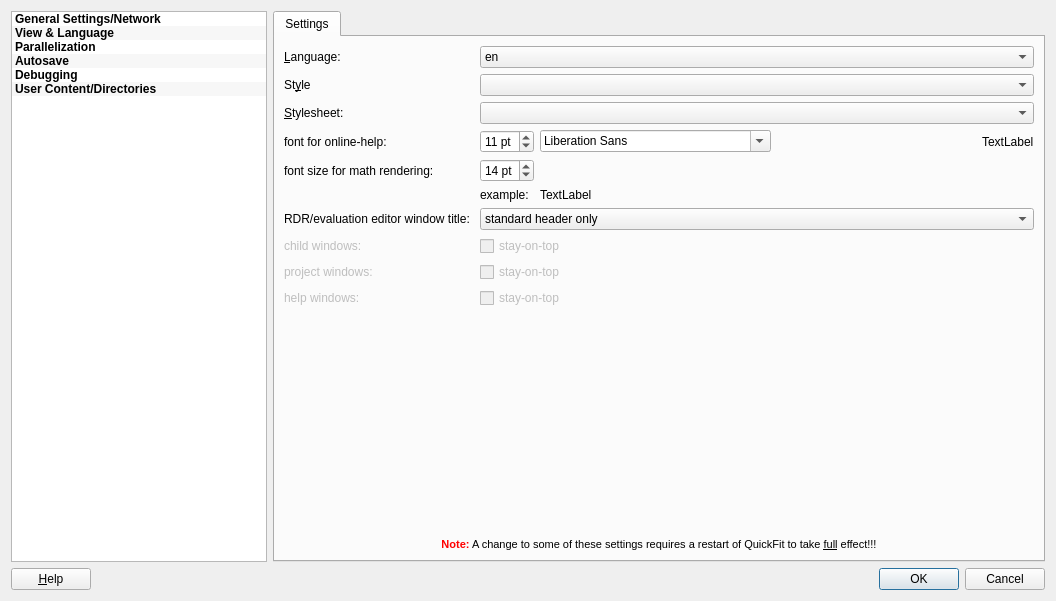
Old version of the form application/optionsdialog.ui in the repository jkriege2/QuickFit3.
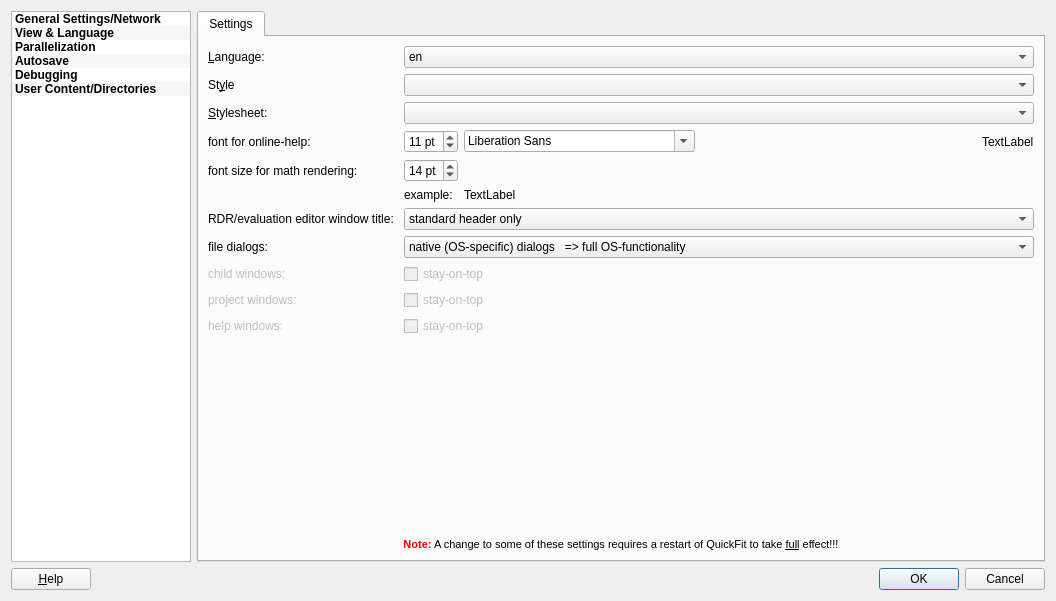
New version of the form. The open tabs and pages were chosen to show the change. Icons and pictures are not drawn. Custom widgets are drawn as their Qt base class.

```diff
--- a/application/optionsdialog.ui
+++ b/application/optionsdialog.ui
@@ -348,7 +348,7 @@
            <item row="2" column="1">
             <widget class="QComboBox" name="cmbStyle"/>
            </item>
-           <item row="9" column="1">
+           <item row="10" column="1">
             <widget class="QCheckBox" name="chkChildWindowsStayOnTop">
              <property name="enabled">
               <bool>false</bool>
@@ -365,7 +365,7 @@
              </property>
             </widget>
            </item>
-           <item row="9" column="0">
+           <item row="10" column="0">
             <widget class="QLabel" name="label_9">
              <property name="enabled">
               <bool>false</bool>
@@ -378,7 +378,7 @@
              </property>
             </widget>
            </item>
-           <item row="10" column="0">
+           <item row="11" column="0">
             <widget class="QLabel" name="label_10">
              <property name="enabled">
               <bool>false</bool>
@@ -391,7 +391,7 @@
              </property>
             </widget>
            </item>
-           <item row="11" column="0">
+           <item row="12" column="0">
             <widget class="QLabel" name="label_11">
              <property name="enabled">
               <bool>false</bool>
@@ -404,7 +404,7 @@
              </property>
             </widget>
            </item>
-           <item row="10" column="1">
+           <item row="11" column="1">
             <widget class="QCheckBox" name="chkProjectWindowsStayOnTop">
              <property name="enabled">
               <bool>false</bool>
@@ -421,7 +421,7 @@
              </property>
             </widget>
            </item>
-           <item row="11" column="1">
+           <item row="12" column="1">
             <widget class="QCheckBox" name="chkHelpWindowsStayOnTop">
              <property name="enabled">
               <bool>false</bool>
@@ -438,7 +438,7 @@
              </property>
             </widget>
            </item>
-           <item row="13" column="0" colspan="2">
+           <item row="14" column="0" colspan="2">
             <widget class="QLabel" name="label_5">
              <property name="text">
               <string>&lt;!DOCTYPE HTML PUBLIC &quot;-//W3C//DTD HTML 4.0//EN&quot; &quot;http://www.w3.org/TR/REC-html40/strict.dtd&quot;&gt;
@@ -449,7 +449,7 @@
              </property>
             </widget>
            </item>
-           <item row="12" column="0">
+           <item row="13" column="0">
             <spacer name="verticalSpacer">
              <property name="orientation">
               <enum>Qt::Vertical</enum>
@@ -586,6 +586,27 @@
              </item>
             </layout>
            </item>
+           <item row="9" column="0">
+            <widget class="QLabel" name="label_25">
+             <property name="text">
+              <string>file dialogs:</string>
+             </property>
+            </widget>
+           </item>
+           <item row="9" column="1">
+            <widget class="QComboBox" name="cmbFileDialog">
+             <item>
+              <property name="text">
+               <string>native (OS-specific) dialogs   =&gt; full OS-functionality</string>
+              </property>
+             </item>
+             <item>
+              <property name="text">
+               <string>QuickFit 3/Qt specific dialogs (mostly OS-independent)   =&gt; potentially limited functionality, but unified over OSs</string>
+              </property>
+             </item>
+            </widget>
+           </item>
           </layout>
          </widget>
          <widget class="QWidget" name="stackedWidgetPage2">
```
Left out of the diff: 2 changed lines with no effect on the pictures.
